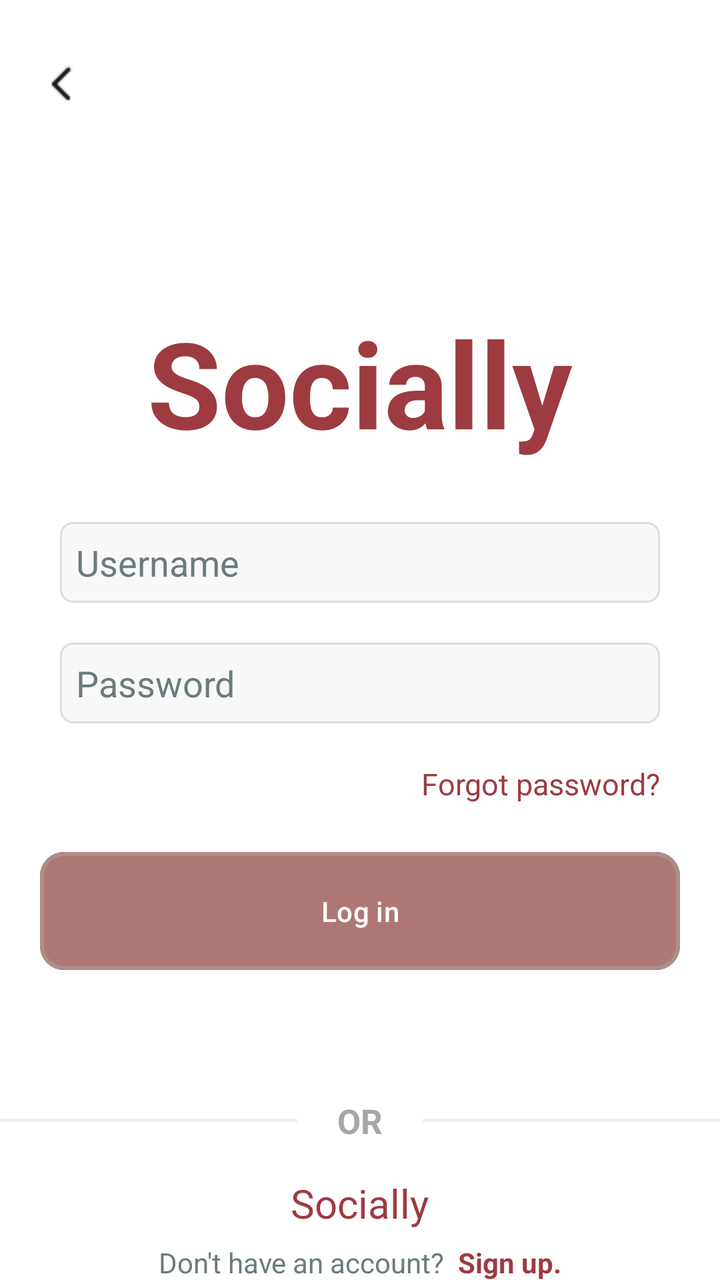
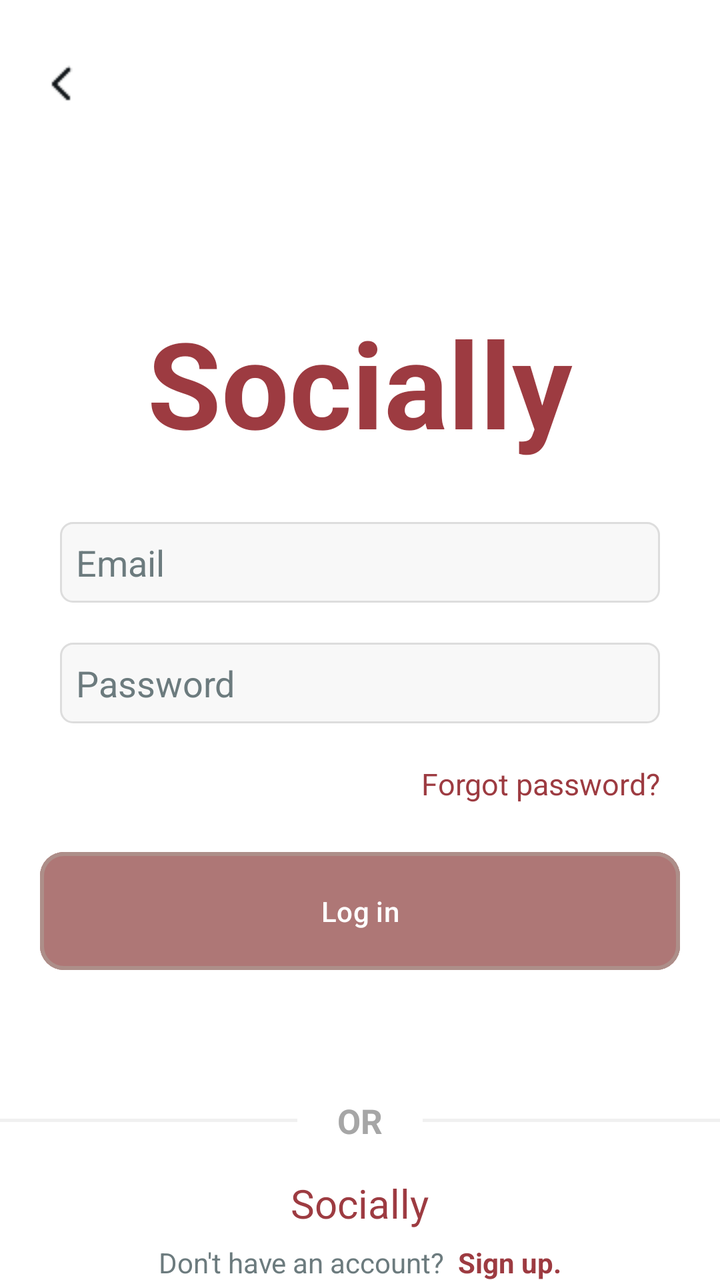

Screens rendered from an Android XML layout before and after an edit, with the pre-edit source and the edit as a unified diff.
<!-- AndroidManifest.xml: application theme Theme._23I0761_23I0765 -->
<!-- res/layout/activity_main4.xml -->
<?xml version="1.0" encoding="utf-8"?>
<RelativeLayout xmlns:android="http://schemas.android.com/apk/res/android"
    xmlns:app="http://schemas.android.com/apk/res-auto"
    xmlns:tools="http://schemas.android.com/tools"
    android:id="@+id/main"
    android:layout_width="match_parent"
    android:layout_height="match_parent"
    tools:context=".MainActivity4"
    android:background="@color/white"
    >

<ImageView
    android:layout_width="wrap_content"
    android:layout_height="wrap_content"
    android:layout_alignParentStart="true"
    android:src="@drawable/chevronleft"
    android:layout_marginTop="30dp"
    android:layout_marginLeft="20dp"
    />

    <RelativeLayout
        android:layout_width="match_parent"
        android:layout_height="wrap_content"
        android:layout_centerInParent="true"
        android:id="@+id/part"
        >
        <TextView
            android:layout_width="wrap_content"
            android:layout_height="wrap_content"
            android:text="Socially"
            android:textSize="60sp"
            android:textColor="@color/SMD"
            android:textStyle="bold"
           android:id="@+id/social"
            android:layout_centerHorizontal="true"

            />

        <EditText

            android:layout_width="match_parent"
            android:layout_height="wrap_content"
            android:background="@drawable/edit_text"
            android:layout_below="@id/social"
            android:layout_marginHorizontal="30dp"
            android:id="@+id/usrname"
            android:textColor="@color/black"
            android:layout_marginTop="30dp"
            android:textColorHint="@color/grey"
            android:hint="Username"
            />

        <EditText
            android:hint="Password"
            android:layout_width="match_parent"
            android:layout_height="wrap_content"
            android:background="@drawable/edit_text"
            android:layout_below="@id/usrname"
            android:textColor="@color/black"
            android:textColorHint="@color/grey"
            android:layout_marginHorizontal="30dp"
           android:layout_marginTop="20dp"
            android:inputType="textPassword"
            android:id="@+id/password"
            />

        <TextView
            android:layout_width="wrap_content"
            android:layout_height="wrap_content"
            android:layout_below="@id/password"
            android:text="Forgot password?"
            android:textSize="15sp"
            android:layout_alignParentRight="true"
            android:layout_marginTop="20dp"
            android:textColor="@color/SMD"
            android:layout_marginHorizontal="30dp"
            android:id="@+id/forgot"
            />

        <com.google.android.material.button.MaterialButton
            android:layout_below="@+id/forgot"
            android:layout_width="match_parent"
            android:layout_gravity="center_horizontal"
            android:layout_height="wrap_content"
            android:padding="20dp"
            android:layout_marginHorizontal="20dp"
            android:text="Log in"
            android:textColor="@color/white"
            android:backgroundTint="@color/btn"
            app:strokeColor="@color/border"
            app:strokeWidth="2dp"
            app:cornerRadius="12dp"
            android:layout_marginTop="20dp"
            android:id="@+id/login_button"
            />

    </RelativeLayout>

    <RelativeLayout
        android:layout_width="match_parent"
        android:layout_height="wrap_content"
        android:layout_below="@id/part"
        android:id="@+id/part2"
        >

        <LinearLayout
            android:layout_width="match_parent"
            android:layout_height="wrap_content"
            android:id="@+id/or"
            android:layout_marginTop="60dp"
            android:gravity="center">

            <View
                android:layout_width="150dp"
                android:layout_height="1.5dp"
                android:background="#F0F0F0"
                android:layout_marginRight="20dp"/>

            <TextView
                android:layout_width="wrap_content"
                android:layout_height="wrap_content"
                android:layout_marginRight="20dp"
                android:text="OR"
                android:textColor="#A6A6A6"
                android:textStyle="bold"
                android:textSize="17sp"/>

            <View
                android:layout_width="150dp"
                android:layout_height="1.5dp"
                android:background="#F0F0F0"/>
        </LinearLayout>

        <RelativeLayout
            android:layout_width="match_parent"
            android:layout_height="wrap_content"
            android:layout_below="@id/or"
            android:layout_marginTop="50dp"
            android:gravity="center">
            <TextView
                android:layout_width="wrap_content"
                android:layout_height="wrap_content"

                android:text="Don't have an account? "
                android:textColor="@color/grey"
                android:gravity="center"
                android:layout_centerHorizontal="true"
                android:id="@+id/account"
                />

            <TextView
                android:layout_toRightOf="@id/account"
                android:layout_width="wrap_content"
                android:layout_height="wrap_content"
                android:text=" Sign up."
                android:textStyle="bold"
                android:textColor="@color/SMD"
                />


    </RelativeLayout>
    </RelativeLayout>

    <RelativeLayout
        android:layout_width="match_parent"
        android:layout_height="wrap_content"
        android:layout_below="@id/part2"
        >

        <View
            android:layout_width="match_parent"
            android:layout_height="1dp"
            android:background="@color/view"
            android:layout_alignParentTop="true"
            android:layout_marginBottom="15dp"
            android:layout_marginHorizontal="40dp"
            android:layout_marginTop="50dp"
            />


    </RelativeLayout>

    <TextView
        android:id="@+id/last"
        android:layout_width="wrap_content"
        android:layout_height="wrap_content"
        android:text="Socially"
        android:textColor="@color/SMD"
        android:textSize="20sp"
        android:layout_alignParentBottom="true"
        android:layout_marginBottom="25dp"
        android:layout_centerHorizontal="true"

        />
    </RelativeLayout>
<!-- resources referenced by this layout -->
<resources>
  <color name="SMD">#9D3B41</color>
  <color name="black">#FF000000</color>
  <color name="border">#AD8E89</color>
  <color name="btn">#AE7776</color>
  <color name="grey">#6C7B7E</color>
  <color name="view">#E0E0E0</color>
  <color name="white">#FFFFFFFF</color>
  <!-- drawable chevronleft: png bitmap (drawable, 249 bytes) -->
  <!-- drawable edit_text (drawable) -->
  <shape xmlns:android="http://schemas.android.com/apk/res/android"
      android:shape="rectangle">
      <solid android:color="#F8F8F8"/>
      <stroke android:color="#DDDDDD" android:width="1dp"/>
      <corners android:radius="6dp"/>
      <padding android:left="8dp" android:top="8dp" android:right="8dp" android:bottom="8dp"/>
  </shape>
  <style name="Theme._23I0761_23I0765" parent="Base.Theme._23I0761_23I0765" />
  <style name="Base.Theme._23I0761_23I0765" parent="Theme.Material3.DayNight.NoActionBar">
          
          
      </style>
</resources>

<!-- the commit's change to res/layout/activity_main4.xml (unified diff, before → after) -->
@@ -43,11 +43,11 @@
             android:background="@drawable/edit_text"
             android:layout_below="@id/social"
             android:layout_marginHorizontal="30dp"
-            android:id="@+id/usrname"
+            android:id="@+id/email"
             android:textColor="@color/black"
             android:layout_marginTop="30dp"
             android:textColorHint="@color/grey"
-            android:hint="Username"
+            android:hint="Email"
             />
 
         <EditText
@@ -55,7 +55,7 @@
             android:layout_width="match_parent"
             android:layout_height="wrap_content"
             android:background="@drawable/edit_text"
-            android:layout_below="@id/usrname"
+            android:layout_below="@id/email"
             android:textColor="@color/black"
             android:textColorHint="@color/grey"
             android:layout_marginHorizontal="30dp"
